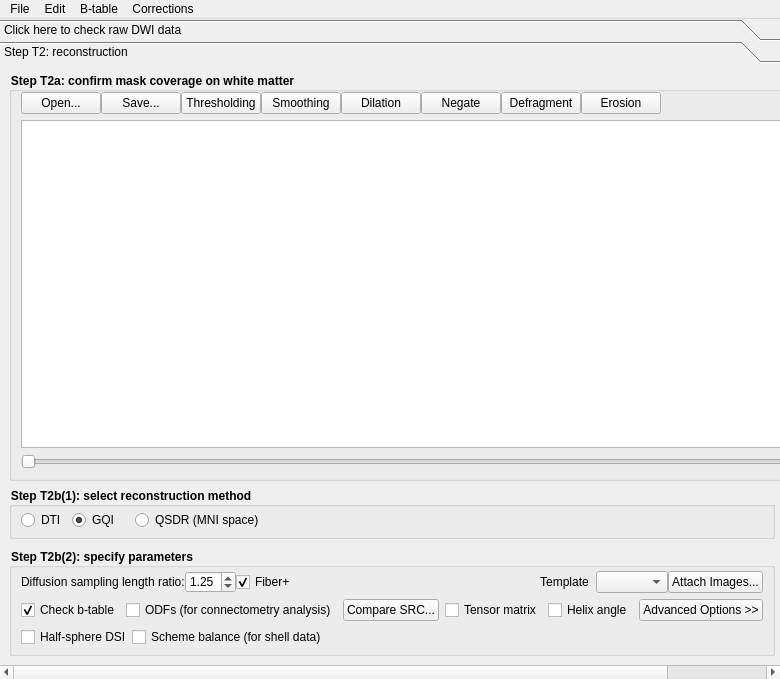
Above: reconstruction/reconstruction_window.ui from frankyeh/DSI-Studio before the change. Below: the same form after it.
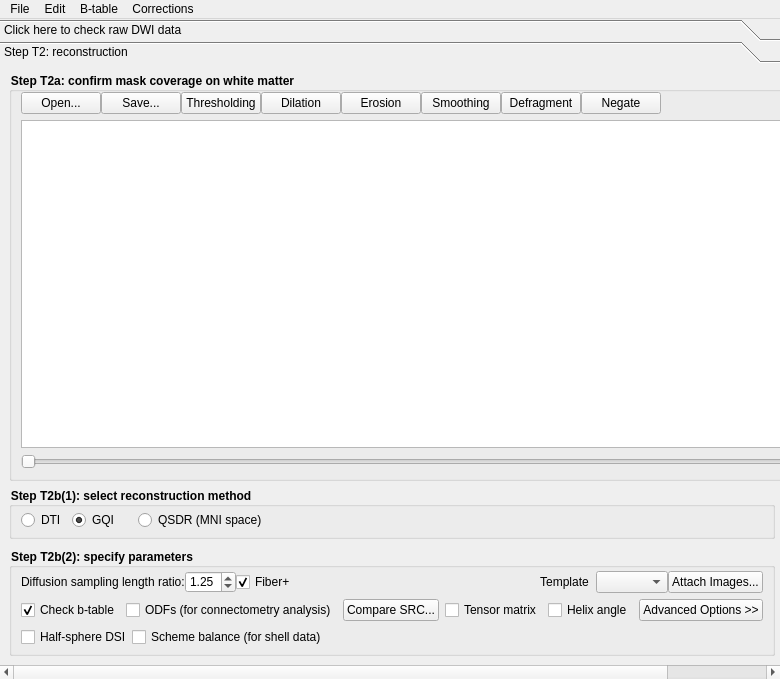
That is the form after the change. Icons and pictures are not drawn.

Patch:
```diff
--- a/reconstruction/reconstruction_window.ui
+++ b/reconstruction/reconstruction_window.ui
@@ -485,13 +485,6 @@
                     </property>
                    </widget>
                   </item>
-                  <item>
-                   <widget class="QPushButton" name="smoothing">
-                    <property name="text">
-                     <string>Smoothing</string>
-                    </property>
-                   </widget>
-                  </item>
                   <item>
                    <widget class="QPushButton" name="dilation">
                     <property name="text">
@@ -499,20 +492,6 @@
                     </property>
                    </widget>
                   </item>
-                  <item>
-                   <widget class="QPushButton" name="negate">
-                    <property name="text">
-                     <string>Negate</string>
-                    </property>
-                   </widget>
-                  </item>
-                  <item>
-                   <widget class="QPushButton" name="defragment">
-                    <property name="text">
-                     <string>Defragment</string>
-                    </property>
-                   </widget>
-                  </item>
                   <item>
                    <widget class="QPushButton" name="erosion">
                     <property name="text">
@@ -520,6 +499,27 @@
                     </property>
                    </widget>
                   </item>
+                  <item>
+                   <widget class="QPushButton" name="smoothing">
+                    <property name="text">
+                     <string>Smoothing</string>
+                    </property>
+                   </widget>
+                  </item>
+                  <item>
+                   <widget class="QPushButton" name="defragment">
+                    <property name="text">
+                     <string>Defragment</string>
+                    </property>
+                   </widget>
+                  </item>
+                  <item>
+                   <widget class="QPushButton" name="negate">
+                    <property name="text">
+                     <string>Negate</string>
+                    </property>
+                   </widget>
+                  </item>
                  </layout>
                 </widget>
                </item>
@@ -606,7 +606,7 @@
                  <item>
                   <widget class="QLabel" name="ddi_file">
                    <property name="text">
-                    <string> </string>
+                    <string/>
                    </property>
                   </widget>
                  </item>
```
